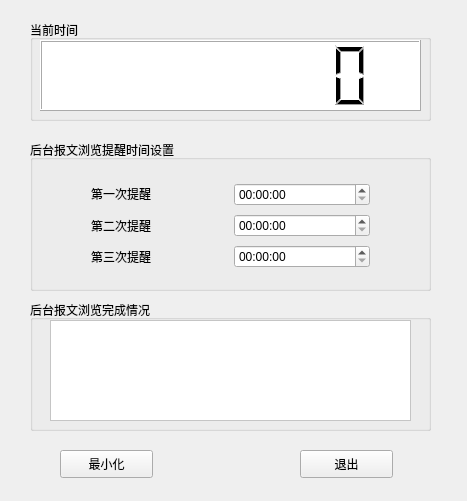
Above: 009clock/AlarmClock/widget.ui from ISeeWorld/QtProject before the change. Below: the same form after it.
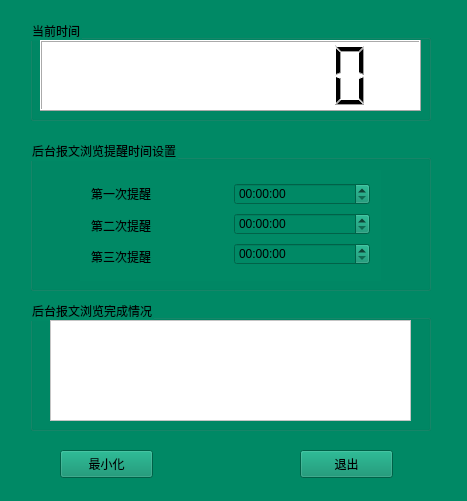
That is the form after the change.

```diff
--- a/009clock/AlarmClock/widget.ui
+++ b/009clock/AlarmClock/widget.ui
@@ -14,11 +14,8 @@
    <string>Widget</string>
   </property>
   <property name="styleSheet">
-   <string notr="true">background-color: rgba(170, 255, 255, 80);
-QPushButton:
-{
-color:yellow;
-}
+   <string notr="true">background-color: rgb(0, 137, 101);
+
 </string>
   </property>
   <widget class="QGroupBox" name="groupBox">
```
Left out of the diff: 15 changed lines with no effect on the pictures.
